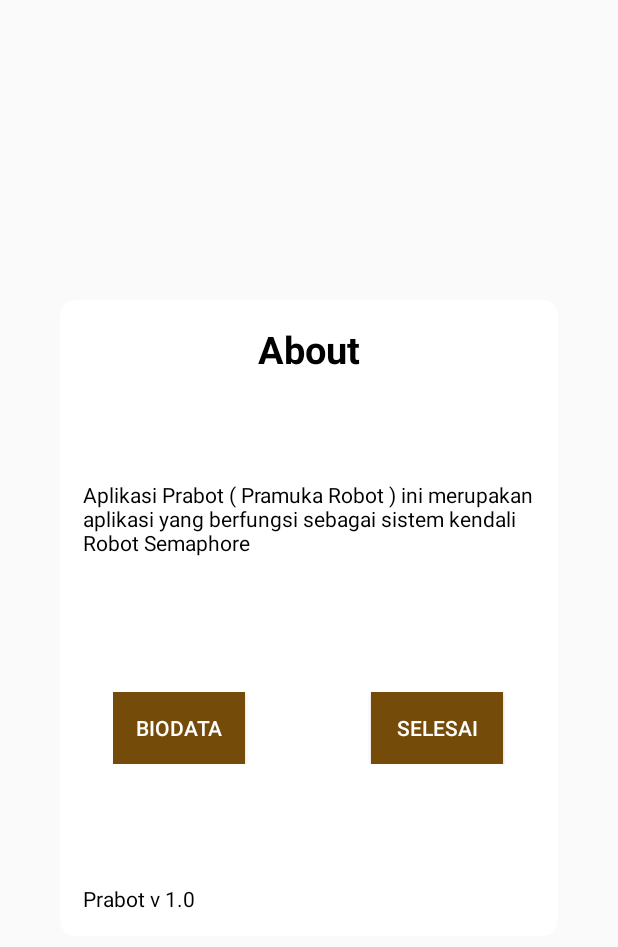
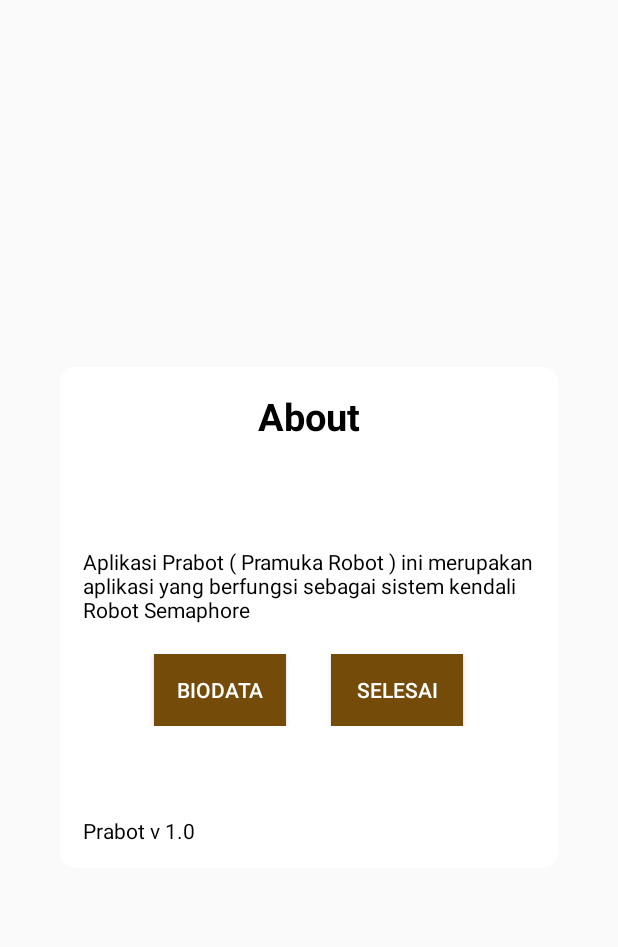
Before and after one commit to iamjue/PraBot, an Android app: the AboutAppActivity screen opened directly, with no data from a screen before it, on a phone screen of 412 x 824 dp. Shown: the top 947 px of the screen. Run offline under Robolectric (Android 15) with nearby library versions, the phone set to English and light mode, and no system bars; plain views replace JustifiedTextView.

Commit message:
about selesai, UI login update, splashscreean ok. UPDATE TERBARU

```diff
--- a/app/src/main/java/com/devcamp/prabot/AboutAppActivity.java
+++ b/app/src/main/java/com/devcamp/prabot/AboutAppActivity.java
@@ -19,7 +19,7 @@ public class AboutAppActivity extends AppCompatActivity {
 
         cardView = (CardView)findViewById(R.id.cv_aboutApp);
 
-        btnSelesai = (Button)findViewById(R.id.btn_selesai_about);
+        btnSelesai = (Button)findViewById(R.id.btn_selesai);
         btnSelesai.setOnClickListener(new View.OnClickListener() {
             @Override
             public void onClick(View v) {
--- a/app/src/main/java/com/devcamp/prabot/HelpActivity.java
+++ b/app/src/main/java/com/devcamp/prabot/HelpActivity.java
@@ -1,5 +1,6 @@
 package com.devcamp.prabot;
 
+import android.content.Intent;
 import android.os.Bundle;
 import android.support.v7.app.AppCompatActivity;
 import android.support.v7.widget.CardView;
@@ -21,7 +22,8 @@ public class HelpActivity extends AppCompatActivity {
         btnSelesai.setOnClickListener(new View.OnClickListener() {
             @Override
             public void onClick(View v) {
-                moveTaskToBack(true);
+               startActivity(new Intent(HelpActivity.this, HomeActivity.class));
+               finish();
             }
         });
     }
--- a/app/src/main/res/layout/activity_about_app.xml
+++ b/app/src/main/res/layout/activity_about_app.xml
@@ -36,34 +36,55 @@
             android:text="@string/isi_about"
             android:textColor="@color/colorBlack" />
 
-        <TableLayout
+        <RelativeLayout
             android:layout_width="match_parent"
             android:layout_height="wrap_content"
-            android:layout_marginTop="70dp"
-            android:padding="20dp">
-
-            <TableRow>
-
+            android:layout_marginTop="20dp"
+            android:gravity="center">
             <Button
                 android:id="@+id/btn_biodata"
                 android:layout_width="wrap_content"
+                android:text="@string/biodata"
                 android:layout_height="wrap_content"
-                    android:layout_gravity="center"
                 android:background="@color/colorBgicon"
-                    android:text="@string/biodata"
-                    android:textColor="@color/colorWhite" />
+                android:textColor="@color/colorWhite"/>
 
             <Button
-                    android:id="@+id/btn_selesai_about"
+                android:id="@+id/btn_selesai"
+                android:background="@color/colorBgicon"
+                android:textColor="@color/colorWhite"
+                android:layout_marginLeft="30dp"
+                android:layout_toRightOf="@id/btn_biodata"
                 android:layout_width="wrap_content"
                 android:layout_height="wrap_content"
-                    android:layout_gravity="center"
-                    android:layout_marginLeft="56dp"
-                    android:background="@color/colorBgicon"
-                    android:text="@string/selesai"
-                    android:textColor="@color/colorWhite" />
-            </TableRow>
-        </TableLayout>
+                android:text="@string/selesai"/>
+        </RelativeLayout>
+
+        <!--<TableLayout-->
+            <!--android:layout_width="match_parent"-->
+            <!--android:layout_height="wrap_content"-->
+            <!--android:layout_marginTop="70dp"-->
+            <!--android:padding="20dp">-->
+
+            <!--&lt;!&ndash;<TableRow>&ndash;&gt;-->
+
+                <!--&lt;!&ndash;<Button&ndash;&gt;-->
+                    <!--&lt;!&ndash;android:id="@+id/btn_biodata"&ndash;&gt;-->
+                    <!--&lt;!&ndash;android:layout_width="wrap_content"&ndash;&gt;-->
+                    <!--&lt;!&ndash;android:layout_height="wrap_content"&ndash;&gt;-->
+                    <!--&lt;!&ndash;android:background="@color/colorBgicon"&ndash;&gt;-->
+                    <!--&lt;!&ndash;android:text="@string/biodata"&ndash;&gt;-->
+                    <!--&lt;!&ndash;android:textColor="@color/colorWhite" />&ndash;&gt;-->
+
+                <!--&lt;!&ndash;<Button&ndash;&gt;-->
+                    <!--&lt;!&ndash;android:id="@+id/btn_selesai_about"&ndash;&gt;-->
+                    <!--&lt;!&ndash;android:layout_width="wrap_content"&ndash;&gt;-->
+                    <!--&lt;!&ndash;android:layout_height="wrap_content"&ndash;&gt;-->
+                    <!--&lt;!&ndash;android:background="@color/colorBgicon"&ndash;&gt;-->
+                    <!--&lt;!&ndash;android:text="@string/selesai"&ndash;&gt;-->
+                    <!--&lt;!&ndash;android:textColor="@color/colorWhite" />&ndash;&gt;-->
+            <!--&lt;!&ndash;</TableRow>&ndash;&gt;-->
+        <!--&lt;!&ndash;</TableLayout>&ndash;&gt;-->
 
 
         <TextView
```
Lines whose indentation alone changed are shown as unchanged.
